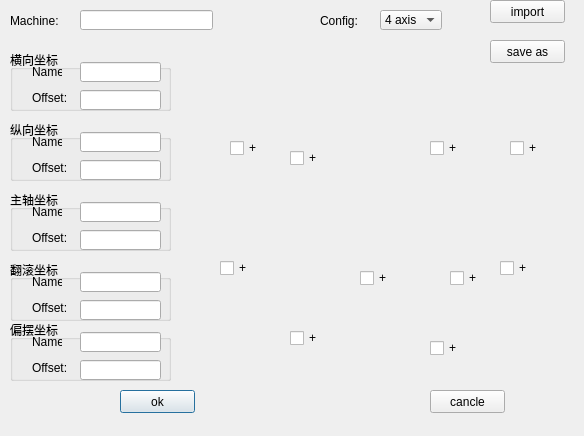
The window that axisconfigdialog.ui (jihaoqin/CAM_Qt) describes before a commit, drawn with Qt 5.
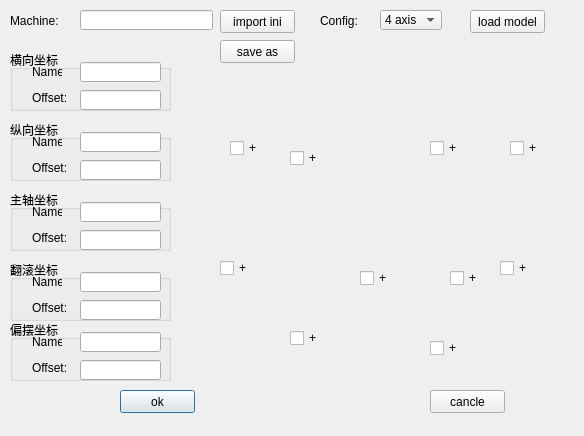
The same window after the commit. Icons and pictures are not drawn.

```diff
--- a/axisconfigdialog.ui
+++ b/axisconfigdialog.ui
@@ -560,7 +560,7 @@
   <widget class="QPushButton" name="saveAsButton">
    <property name="geometry">
     <rect>
-     <x>490</x>
+     <x>220</x>
      <y>40</y>
      <width>75</width>
      <height>23</height>
@@ -648,14 +648,27 @@
   <widget class="QPushButton" name="importButton">
    <property name="geometry">
     <rect>
-     <x>490</x>
-     <y>0</y>
+     <x>220</x>
+     <y>10</y>
      <width>75</width>
      <height>23</height>
     </rect>
    </property>
    <property name="text">
-    <string>import</string>
+    <string>import ini</string>
+   </property>
+  </widget>
+  <widget class="QPushButton" name="loadModelButton">
+   <property name="geometry">
+    <rect>
+     <x>470</x>
+     <y>10</y>
+     <width>75</width>
+     <height>23</height>
+    </rect>
+   </property>
+   <property name="text">
+    <string>load model</string>
    </property>
   </widget>
  </widget>
```
